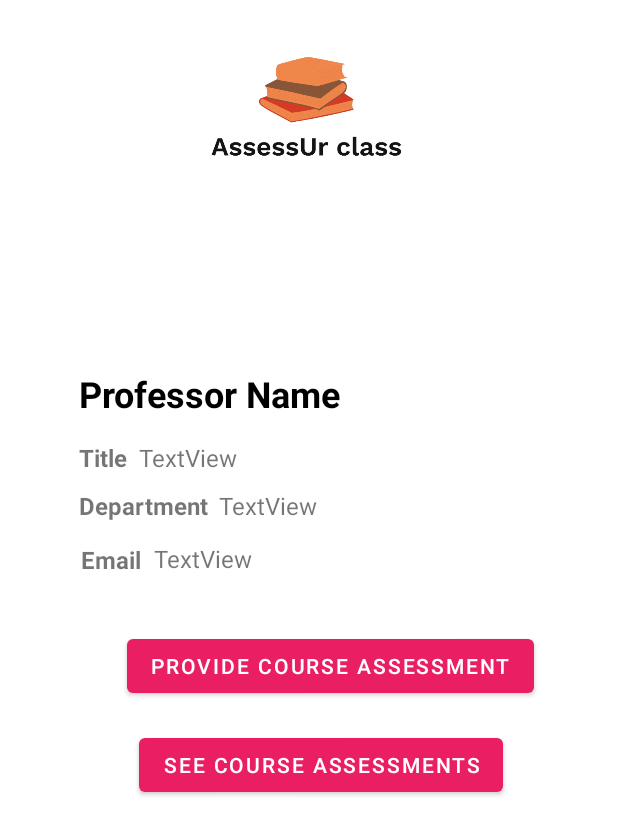
After one commit to Nlege001/AccountCreation, an Android app: the layout activity_professor_screen.xml on its own in the app's theme, with its tools: preview values and no code run, on a phone screen of 412 x 824 dp. The commit adds this screen. Shown: the top 835 px of the screen. Run offline under Robolectric (Android 15) with nearby library versions, the phone set to English and light mode, and no system bars.

Commit message:
Professor items after search can now be clicked

```diff
--- a/app/src/main/AndroidManifest.xml
+++ b/app/src/main/AndroidManifest.xml
@@ -9,6 +9,9 @@
         android:roundIcon="@mipmap/ic_launcher_round"
         android:supportsRtl="true"
         android:theme="@style/Theme.AccounttCreation">
+        <activity
+            android:name=".ProfessorScreen"
+            android:exported="true" />
         <activity
             android:name=".DisplayIndividualUserInput"
             android:exported="true" />
--- /dev/null
+++ b/app/src/main/java/com/example/accounttcreation/ProfessorScreen.kt
@@ -0,0 +1,32 @@
+package com.example.accounttcreation
+
+import androidx.appcompat.app.AppCompatActivity
+import android.os.Bundle
+import android.widget.TextView
+
+class ProfessorScreen : AppCompatActivity() {
+    override fun onCreate(savedInstanceState: Bundle?) {
+        super.onCreate(savedInstanceState)
+        setContentView(R.layout.activity_professor_screen)
+
+        val professorName = findViewById<TextView>(R.id.screen_professor_name)
+        val title = findViewById<TextView>(R.id.screen_title_placeHolder)
+        val faculty = findViewById<TextView>(R.id.screen_department_placeHolder)
+        val email = findViewById<TextView>(R.id.screen_email_placeHolder)
+
+
+        val bundle : Bundle ?= intent.extras
+
+        val profName = bundle?.get("profName")
+        val titleName = bundle?.get("title")
+        val facultyName = bundle?.get("faculty")
+        val emailText = bundle?.get("email")
+
+        professorName.text = profName.toString()
+        title.text = titleName.toString()
+        faculty.text = facultyName.toString()
+        email.text = emailText.toString()
+
+
+    }
+}
--- a/app/src/main/java/com/example/accounttcreation/SearchListAdapter.kt
+++ b/app/src/main/java/com/example/accounttcreation/SearchListAdapter.kt
@@ -9,10 +9,19 @@ import android.widget.TextView
 import androidx.recyclerview.widget.RecyclerView
 
 class SearchListAdapter(var context: Context, val items:ArrayList<SearchViewByNameDataClass>): RecyclerView.Adapter<SearchListAdapter.SearchListViewHolder>() {
+    private lateinit var mListener : onItemClickListener
+
+    interface onItemClickListener{
+        fun onItemClick(position: Int)
+    }
+
+    fun setOnItemClickListener(listener: onItemClickListener){
+        mListener = listener
+    }
 
     override fun onCreateViewHolder(parent: ViewGroup, viewType: Int): SearchListViewHolder {
         val itemView = LayoutInflater.from(parent.context).inflate(R.layout.layout_search_list, parent, false)
-        return SearchListViewHolder(itemView)
+        return SearchListViewHolder(itemView, mListener)
 
     }
 
@@ -27,9 +36,15 @@ class SearchListAdapter(var context: Context, val items:ArrayList<SearchViewByNa
         return items.size
     }
 
-    class SearchListViewHolder(itemView : View) : RecyclerView.ViewHolder(itemView){
+    class SearchListViewHolder(itemView : View, listener: onItemClickListener) : RecyclerView.ViewHolder(itemView){
         val name : TextView = itemView.findViewById(R.id.listView_profName)
         val title : TextView = itemView.findViewById(R.id.listView_title)
+
+        init {
+            itemView.setOnClickListener {
+                listener.onItemClick(adapterPosition)
+            }
+        }
     }
 
 
--- a/app/src/main/java/com/example/accounttcreation/SearchViewProfByNameActivity.kt
+++ b/app/src/main/java/com/example/accounttcreation/SearchViewProfByNameActivity.kt
@@ -81,10 +81,26 @@ class SearchViewProfByNameActivity : AppCompatActivity() {
             }catch (e:JSONException){
                 e.printStackTrace()
             }
+
             tempFacultyList.addAll(facultyList)
             ListView.layoutManager = LinearLayoutManager(this)
-            val facultyAdapter = SearchListAdapter(this, tempFacultyList)
-            ListView.adapter = facultyAdapter
+
+            val clickAdapter = SearchListAdapter(this, tempFacultyList)
+
+            //val facultyAdapter = SearchListAdapter(this, tempFacultyList)
+            ListView.adapter = clickAdapter
+            clickAdapter.setOnItemClickListener(object : SearchListAdapter.onItemClickListener{
+                override fun onItemClick(position: Int) {
+                    val intent = Intent(this@SearchViewProfByNameActivity, ProfessorScreen::class.java )
+                    intent.putExtra("profName", tempFacultyList[position].Name)
+                    intent.putExtra("faculty", tempFacultyList[position].Facutly)
+                    intent.putExtra("email", tempFacultyList[position].Email)
+                    intent.putExtra("title", tempFacultyList[position].Title)
+                    startActivity(intent)
+
+                }
+
+            })
 
 
         }
--- /dev/null
+++ b/app/src/main/res/layout/activity_professor_screen.xml
@@ -0,0 +1,135 @@
+<?xml version="1.0" encoding="utf-8"?>
+<androidx.constraintlayout.widget.ConstraintLayout xmlns:android="http://schemas.android.com/apk/res/android"
+    xmlns:app="http://schemas.android.com/apk/res-auto"
+    xmlns:tools="http://schemas.android.com/tools"
+    android:layout_width="match_parent"
+    android:layout_height="match_parent"
+    tools:context=".ProfessorScreen">
+
+    <ImageView
+        android:id="@+id/imageView3"
+        android:layout_width="174dp"
+        android:layout_height="110dp"
+        android:layout_marginTop="16dp"
+        app:layout_constraintEnd_toEndOf="parent"
+        app:layout_constraintStart_toStartOf="parent"
+        app:layout_constraintTop_toTopOf="parent"
+        app:srcCompat="@drawable/logo_final" />
+
+    <FrameLayout
+        android:layout_width="343dp"
+        android:layout_height="490dp"
+        android:layout_marginEnd="32dp"
+        android:layout_marginBottom="104dp"
+        app:layout_constraintBottom_toBottomOf="parent"
+        app:layout_constraintEnd_toEndOf="parent">
+
+        <androidx.constraintlayout.widget.ConstraintLayout
+            android:layout_width="match_parent"
+            android:layout_height="484dp">
+
+            <TextView
+                android:id="@+id/screen_professor_name"
+                android:layout_width="234dp"
+                android:layout_height="41dp"
+                android:layout_marginStart="16dp"
+                android:layout_marginTop="16dp"
+                android:text="Professor Name"
+                android:textColor="@color/black"
+                android:textSize="24sp"
+                android:textStyle="bold"
+                app:layout_constraintStart_toStartOf="parent"
+                app:layout_constraintTop_toTopOf="parent" />
+
+            <TextView
+                android:id="@+id/screen_title"
+                android:layout_width="wrap_content"
+                android:layout_height="wrap_content"
+                android:layout_marginStart="16dp"
+                android:layout_marginTop="64dp"
+                android:text="Title"
+                android:textSize="16sp"
+                android:textStyle="bold"
+                app:layout_constraintStart_toStartOf="parent"
+                app:layout_constraintTop_toTopOf="parent" />
+
+            <TextView
+                android:id="@+id/screen_title_placeHolder"
+                android:layout_width="wrap_content"
+                android:layout_height="wrap_content"
+                android:layout_marginStart="56dp"
+                android:layout_marginTop="64dp"
+                android:text="TextView"
+                android:textSize="16sp"
+                app:layout_constraintStart_toStartOf="parent"
+                app:layout_constraintTop_toTopOf="parent" />
+
+            <TextView
+                android:id="@+id/screen_department"
+                android:layout_width="wrap_content"
+                android:layout_height="wrap_content"
+                android:layout_marginStart="16dp"
+                android:layout_marginTop="96dp"
+                android:text="Department"
+                android:textSize="16sp"
+                android:textStyle="bold"
+                app:layout_constraintStart_toStartOf="parent"
+                app:layout_constraintTop_toTopOf="parent" />
+
+            <TextView
+                android:id="@+id/screen_department_placeHolder"
+                android:layout_width="wrap_content"
+                android:layout_height="wrap_content"
+                android:layout_marginStart="109dp"
+                android:layout_marginTop="96dp"
+                android:text="TextView"
+                android:textSize="16sp"
+                app:layout_constraintStart_toStartOf="parent"
+                app:layout_constraintTop_toTopOf="parent" />
+
+            <TextView
+                android:id="@+id/screen_email"
+                android:layout_width="wrap_content"
+                android:layout_height="wrap_content"
+                android:layout_marginStart="17dp"
+                android:layout_marginTop="132dp"
+                android:text="Email"
+                android:textSize="16sp"
+                android:textStyle="bold"
+                app:layout_constraintStart_toStartOf="parent"
+                app:layout_constraintTop_toTopOf="parent" />
+
+            <TextView
+                android:id="@+id/screen_email_placeHolder"
+                android:layout_width="wrap_content"
+                android:layout_height="wrap_content"
+                android:layout_marginStart="66dp"
+                android:layout_marginTop="131dp"
+                android:text="TextView"
+                android:textSize="16sp"
+                app:layout_constraintStart_toStartOf="parent"
+                app:layout_constraintTop_toTopOf="parent" />
+
+            <Button
+                android:id="@+id/provide_course_assessment"
+                android:layout_width="wrap_content"
+                android:layout_height="wrap_content"
+                android:layout_marginStart="48dp"
+                android:layout_marginTop="190dp"
+                android:text="Provide Course Assessment"
+                app:layout_constraintStart_toStartOf="parent"
+                app:layout_constraintTop_toTopOf="parent" />
+
+            <Button
+                android:id="@+id/see_assessment"
+                android:layout_width="wrap_content"
+                android:layout_height="wrap_content"
+                android:layout_marginStart="56dp"
+                android:layout_marginTop="256dp"
+                android:text="see course assessments"
+                app:layout_constraintStart_toStartOf="parent"
+                app:layout_constraintTop_toTopOf="parent" />
+        </androidx.constraintlayout.widget.ConstraintLayout>
+
+    </FrameLayout>
+</androidx.constraintlayout.widget.ConstraintLayout>
--- a/app/src/main/res/values/strings.xml
+++ b/app/src/main/res/values/strings.xml
@@ -18,5 +18,4 @@
     <string name="hello_second_fragment">Hello second fragment. Arg: %1$s</string>
 
 
-
 </resources>
```
